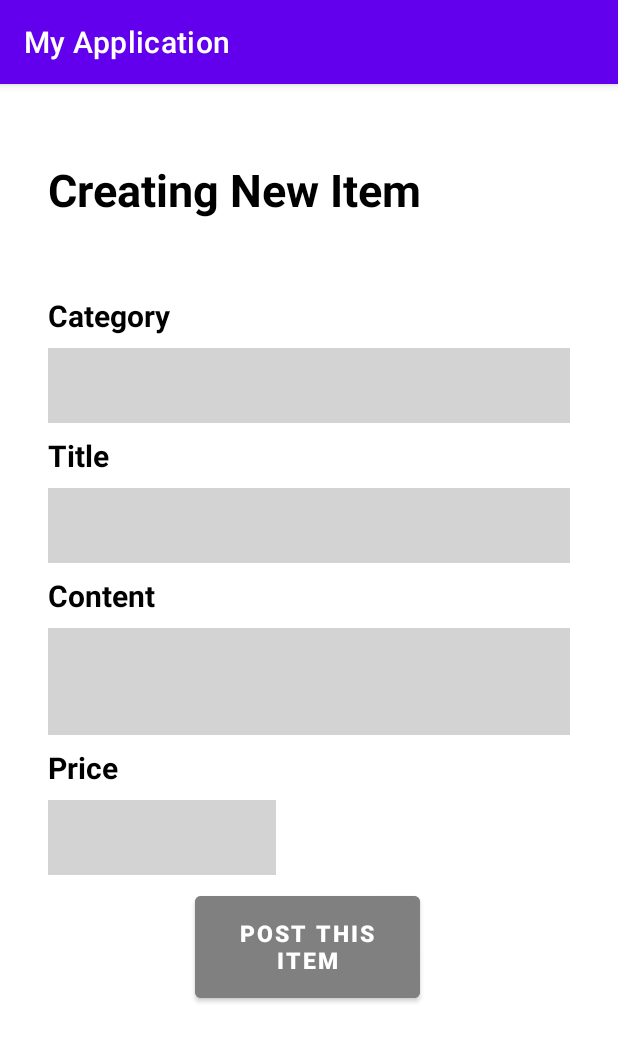
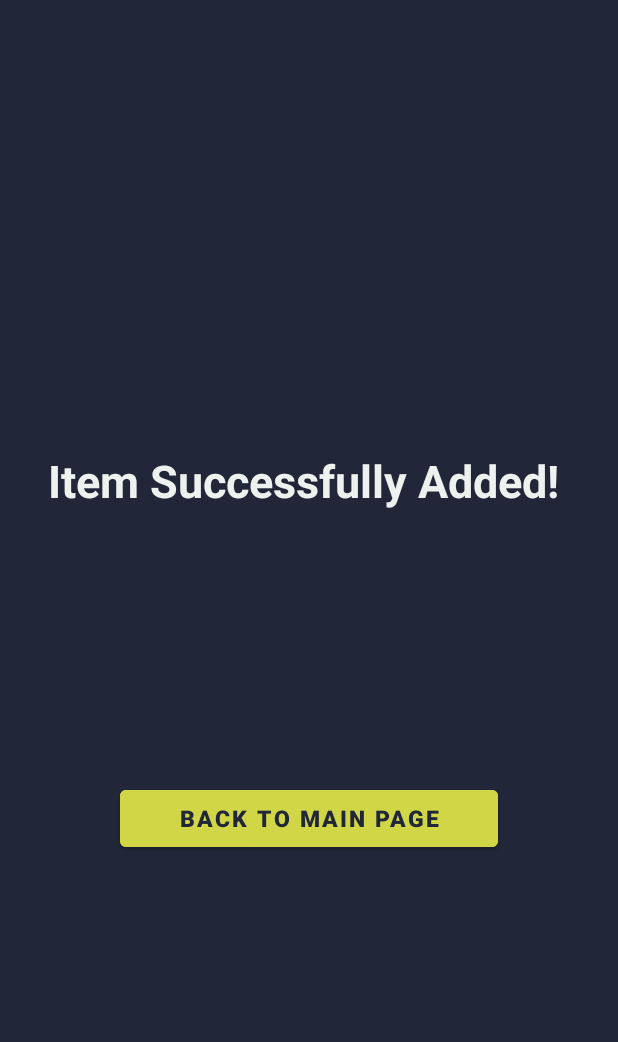
Before and after one commit to TiborGalambos/MTAA_Bazos_xbopko_xgalambos, an Android app: the NewItem screen opened directly, with no data from a screen before it, after a tap on "POST THIS ITEM", on a phone screen of 412 x 824 dp. Shown: the top 1042 px of the screen. Run offline under Robolectric (Android 15) with nearby library versions, the phone set to English and light mode, and no system bars.

Commit message:
edited parts of code

```diff
--- a/frontend/MyApplication6/app/src/main/java/com/example/myapplication/NewItem.kt
+++ b/frontend/MyApplication6/app/src/main/java/com/example/myapplication/NewItem.kt
@@ -1,38 +1,58 @@
 package com.example.myapplication
 
+import android.content.Intent
 import androidx.appcompat.app.AppCompatActivity
 import android.os.Bundle
 import android.util.Log
-import android.widget.Button
-import android.widget.EditText
+import android.view.View
+import android.widget.*
 
 class NewItem : AppCompatActivity() {
     override fun onCreate(savedInstanceState: Bundle?) {
         super.onCreate(savedInstanceState)
         setContentView(R.layout.activity_new_item)
+        supportActionBar?.hide()
 
-        val cat = findViewById<EditText>(R.id.category)
+        val cat_list = resources.getStringArray(R.array.Categories)
+
+        val spinner = findViewById<Spinner>(R.id.spinner)
+        if (spinner != null) {
+            val adapter = ArrayAdapter(
+                this,
+                android.R.layout.simple_spinner_item, cat_list
+            )
+            spinner.adapter = adapter
+
+//        spinner.onItemSelectedListener = object :
+//            AdapterView.OnItemSelectedListener {
+//            override fun onItemSelected(parent: AdapterView<*>,
+//                                        view: View, position: Int, id: Long) {
+//                Toast.makeText(this@NewItem,
+//                    getString(R.string.selected_item) + " " +
+//                            "" + cat_list[position], Toast.LENGTH_SHORT).show()
+//            }
+
+//        val cat = findViewById<EditText>(R.id.category)
             val ti = findViewById<EditText>(R.id.title)
             val co = findViewById<EditText>(R.id.content)
             val pr = findViewById<EditText>(R.id.price)
 
-        val category = cat.text
-        var title = ti.text
-        var content = co.text
-        var price = pr.text
+//        val category = cat.text
+            val title = ti.text
+            val content = co.text
+            val price = pr.text
 
             val postbutton = findViewById<Button>(R.id.post_button)
-        postbutton.setOnClickListener{
-            Log.d("tag2", "cat=${category.toString()}")
+            postbutton.setOnClickListener {
+                Log.d("tag2", "cat=${title.toString()}")
                 // posting to DB
                 //
-//            val intent = Intent(this, MainActivity::class.java)
-//            startActivity(intent)
+            val intent = Intent(this, added_item::class.java)
+            startActivity(intent)
 
             }
 
 
-
-
         }
     }
+}
--- /dev/null
+++ b/frontend/MyApplication6/app/src/main/java/com/example/myapplication/added_item.kt
@@ -0,0 +1,20 @@
+package com.example.myapplication
+
+import android.content.Intent
+import androidx.appcompat.app.AppCompatActivity
+import android.os.Bundle
+import android.widget.Button
+
+class added_item : AppCompatActivity() {
+    override fun onCreate(savedInstanceState: Bundle?) {
+        super.onCreate(savedInstanceState)
+        setContentView(R.layout.activity_added_item)
+        supportActionBar?.hide()
+
+        val back_button = findViewById<Button>(R.id.back_to_main)
+        back_button.setOnClickListener{
+            intent = Intent(this, MainActivity::class.java)
+            startActivity(intent)
+        }
+    }
+}
--- /dev/null
+++ b/frontend/MyApplication6/app/src/main/res/layout-v28/activity_added_item.xml
@@ -0,0 +1,37 @@
+<?xml version="1.0" encoding="utf-8"?>
+<LinearLayout xmlns:android="http://schemas.android.com/apk/res/android"
+    xmlns:app="http://schemas.android.com/apk/res-auto"
+    xmlns:tools="http://schemas.android.com/tools"
+    android:layout_width="match_parent"
+    android:layout_height="match_parent"
+    tools:context=".added_item"
+    android:orientation="vertical"
+    android:background="@color/raisin_black"
+    android:outlineSpotShadowColor="@color/raisin_black">
+
+    <TextView
+        android:layout_width="wrap_content"
+        android:layout_height="wrap_content"
+        android:layout_marginTop="300dp"
+        android:layout_marginStart="32dp"
+        android:layout_marginLeft="32dp"
+        android:text="Item Successfully Added!"
+        android:textStyle="bold"
+        android:textColor="@color/cultured"
+        android:textSize="30sp"
+        android:gravity="center_horizontal"/>
+
+    <Button
+        android:id="@+id/back_to_main"
+        android:layout_width="match_parent"
+        android:layout_height="50dp"
+        android:layout_marginLeft="80dp"
+        android:layout_marginTop="180dp"
+        android:layout_marginRight="80dp"
+        android:backgroundTint="@color/green_yellow"
+        android:text="Back to Main Page"
+        android:textSize="15sp"
+        android:textStyle="bold"
+        android:textColor="@color/raisin_black"/>
+
+</LinearLayout>
--- /dev/null
+++ b/frontend/MyApplication6/app/src/main/res/layout/activity_added_item.xml
@@ -0,0 +1,36 @@
+<?xml version="1.0" encoding="utf-8"?>
+<LinearLayout xmlns:android="http://schemas.android.com/apk/res/android"
+    xmlns:app="http://schemas.android.com/apk/res-auto"
+    xmlns:tools="http://schemas.android.com/tools"
+    android:layout_width="match_parent"
+    android:layout_height="match_parent"
+    tools:context=".added_item"
+    android:orientation="vertical"
+    android:background="@color/raisin_black">
+
+    <TextView
+        android:layout_width="wrap_content"
+        android:layout_height="wrap_content"
+        android:layout_marginTop="300dp"
+        android:layout_marginStart="32dp"
+        android:layout_marginLeft="32dp"
+        android:text="Item Successfully Added!"
+        android:textStyle="bold"
+        android:textColor="@color/cultured"
+        android:textSize="30sp"
+        android:gravity="center_horizontal"/>
+
+    <Button
+        android:id="@+id/back_to_main"
+        android:layout_width="match_parent"
+        android:layout_height="50dp"
+        android:layout_marginLeft="80dp"
+        android:layout_marginTop="180dp"
+        android:layout_marginRight="80dp"
+        android:backgroundTint="@color/green_yellow"
+        android:text="Back to Main Page"
+        android:textSize="15sp"
+        android:textStyle="bold"
+        android:textColor="@color/raisin_black"/>
+
+</LinearLayout>
--- a/frontend/MyApplication6/app/src/main/res/layout/activity_new_item.xml
+++ b/frontend/MyApplication6/app/src/main/res/layout/activity_new_item.xml
@@ -5,7 +5,9 @@
     android:layout_width="match_parent"
     android:layout_height="match_parent"
     tools:context=".NewItem"
-    android:orientation="vertical">
+    android:orientation="vertical"
+    android:background="@color/raisin_black" >
+
 
     <TextView
         android:layout_width="wrap_content"
@@ -15,7 +17,7 @@
         android:layout_marginLeft="32dp"
         android:text="Creating New Item"
         android:textStyle="bold"
-        android:textColor="@color/black"
+        android:textColor="@color/cultured"
         android:textSize="30sp" />
 
     <TextView
@@ -26,20 +28,29 @@
         android:layout_marginLeft="32dp"
         android:text="Category"
         android:textStyle="bold"
-        android:textColor="@color/black"
+        android:textColor="@color/cultured"
         android:textSize="20sp" />
 
-    <EditText
-        android:id="@+id/category"
-        android:layout_width="match_parent"
-        android:layout_height="50dp"
-        android:layout_marginRight="32dp"
-        android:layout_marginLeft="32dp"
-        android:layout_marginTop="8dp"
-        android:drawablePadding="16dp"
-        android:autofillHints=""
-        android:inputType="text"
-        android:background="@color/light_grey"/>
+     <Spinner
+         android:id="@+id/spinner"
+         android:layout_width="match_parent"
+         android:layout_height="50dp"
+         android:layout_marginRight="32dp"
+         android:layout_marginLeft="32dp"
+         android:layout_marginTop="8dp"
+         android:background="@color/cultured"/>
+
+<!--    <EditText-->
+<!--        android:id="@+id/category"-->
+<!--        android:layout_width="match_parent"-->
+<!--        android:layout_height="50dp"-->
+<!--        android:layout_marginRight="32dp"-->
+<!--        android:layout_marginLeft="32dp"-->
+<!--        android:layout_marginTop="8dp"-->
+<!--        android:drawablePadding="16dp"-->
+<!--        android:autofillHints=""-->
+<!--        android:inputType="text"-->
+<!--        android:background="@color/cultured"/>-->
 
     <TextView
         android:layout_width="wrap_content"
@@ -49,7 +60,7 @@
         android:layout_marginLeft="32dp"
         android:text="Title"
         android:textStyle="bold"
-        android:textColor="@color/black"
+        android:textColor="@color/cultured"
         android:textSize="20sp" />
 
     <EditText
@@ -62,7 +73,7 @@
         android:drawablePadding="16dp"
         android:autofillHints=""
         android:inputType="text"
-        android:background="@color/light_grey"/>
+        android:background="@color/cultured"/>
     <TextView
         android:layout_width="wrap_content"
         android:layout_height="wrap_content"
@@ -71,7 +82,7 @@
         android:layout_marginLeft="32dp"
         android:text="Content"
         android:textStyle="bold"
-        android:textColor="@color/black"
+        android:textColor="@color/cultured"
         android:textSize="20sp" />
 
     <EditText
@@ -82,7 +93,7 @@
         android:layout_marginTop="8dp"
         android:layout_marginRight="32dp"
         android:autofillHints="Describe the selling product."
-        android:background="@color/light_grey"
+        android:background="@color/cultured"
         android:drawablePadding="16dp"
         android:inputType="text" />
     <TextView
@@ -93,7 +104,7 @@
         android:layout_marginLeft="32dp"
         android:text="Price"
         android:textStyle="bold"
-        android:textColor="@color/black"
+        android:textColor="@color/cultured"
         android:textSize="20sp" />
 
     <EditText
@@ -104,19 +115,20 @@
         android:layout_marginTop="8dp"
         android:layout_marginRight="32dp"
         android:autofillHints=""
-        android:background="@color/light_grey"
+        android:background="@color/cultured"
         android:drawablePadding="16dp"
         android:inputType="number" />
 
     <Button
         android:id="@+id/post_button"
-        android:layout_width="150dp"
+        android:layout_width="match_parent"
         android:layout_height="80dp"
-        android:layout_marginLeft="130dp"
-        android:layout_marginTop="8dp"
+        android:layout_marginLeft="32dp"
+        android:layout_marginTop="64dp"
         android:layout_marginRight="32dp"
-        android:backgroundTint="@color/grey"
+        android:backgroundTint="@color/green_yellow"
         android:text="Post this item"
+        android:textColor="@color/raisin_black"
         android:textSize="15sp"
         android:textStyle="bold" />
 
--- a/frontend/MyApplication6/app/src/main/res/values/colors.xml
+++ b/frontend/MyApplication6/app/src/main/res/values/colors.xml
@@ -10,4 +10,9 @@
     <color name="holo_blue_dark">#FF0099CC</color>
     <color name="light_grey">#D3D3D3</color>>
     <color name="grey">#808080</color>
+    <color name="raisin_black">#212738</color>
+    <color name="bitter_sweet">#f97068</color>
+    <color name="green_yellow">#d1d646</color>
+    <color name="cultured">#edf2ef</color>
+    <color name="sky_blue">#57c4e5</color>
 </resources>
--- a/frontend/MyApplication6/app/src/main/res/values/strings.xml
+++ b/frontend/MyApplication6/app/src/main/res/values/strings.xml
@@ -9,4 +9,15 @@
 
     <string name="hello_first_fragment">Hello first fragment</string>
     <string name="hello_second_fragment">Hello second fragment. Arg: %1$s</string>
+
+    <string name="selected_item">Selected item:</string>
+
+    <string-array name="Categories">
+        <item>Electronics</item>
+        <item>Clothes</item>
+        <item>Books</item>
+        <item>Pets</item>
+        <item>Plants</item>
+    </string-array>
+
 </resources>
```
Also changed, not shown: frontend/MyApplication6/app/src/main/AndroidManifest.xml (+8 -3 lines), frontend/MyApplication6/app/src/main/java/com/example/myapplication/Login.kt (added, +35 -0 lines), frontend/MyApplication6/app/src/main/java/com/example/myapplication/MainActivity.kt (+9 -6 lines), frontend/MyApplication6/app/src/main/java/com/example/myapplication/MyProfile.kt (added, +28 -0 lines), frontend/MyApplication6/app/src/main/res/layout/activity_login.xml (added, +90 -0 lines), frontend/MyApplication6/app/src/main/res/layout/activity_main.xml (+21 -15 lines), frontend/MyApplication6/app/src/main/res/layout/activity_my_profile.xml (added, +93 -0 lines), frontend/MyApplication6/app/src/main/res/layout/content_main.xml (+2 -13 lines), frontend/MyApplication6/app/src/main/res/menu/menu_main.xml (+1 -10 lines). Lines whose indentation alone changed are shown as unchanged.
